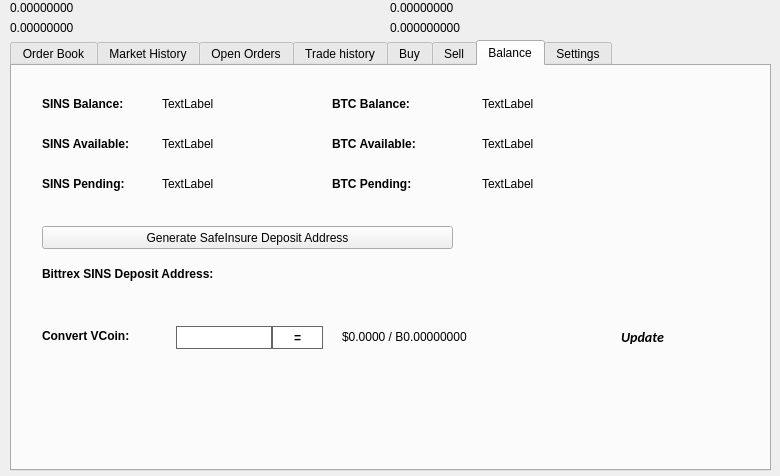
The window that src/qt/forms/tradingdialog.ui (wingcrypto/dashlite) describes before a commit, drawn with Qt 5.
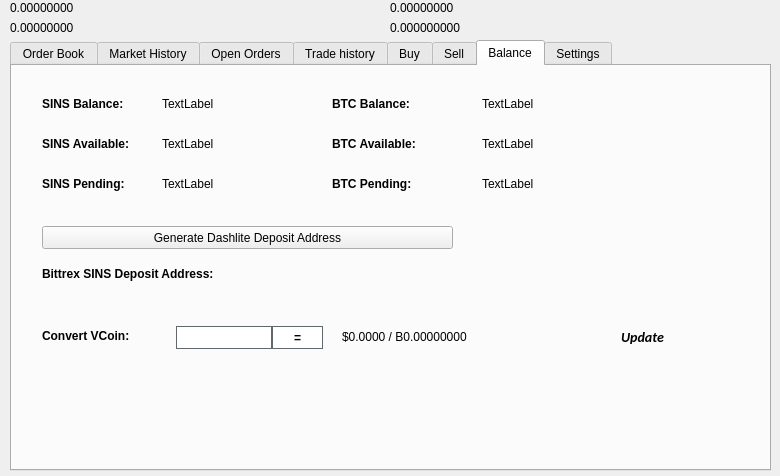
The same window after the commit. The open tabs and pages were chosen to show the change. Icons and pictures are not drawn.

```diff
--- a/src/qt/forms/tradingdialog.ui
+++ b/src/qt/forms/tradingdialog.ui
@@ -2941,7 +2941,7 @@
       </rect>
      </property>
      <property name="text">
-      <string>Generate SafeInsure Deposit Address</string>
+      <string>Generate Dashlite Deposit Address</string>
      </property>
      <property name="icon">
       <iconset resource="../safeinsure.qrc">
```
Left out of the diff: 14 changed lines with no effect on the pictures.
